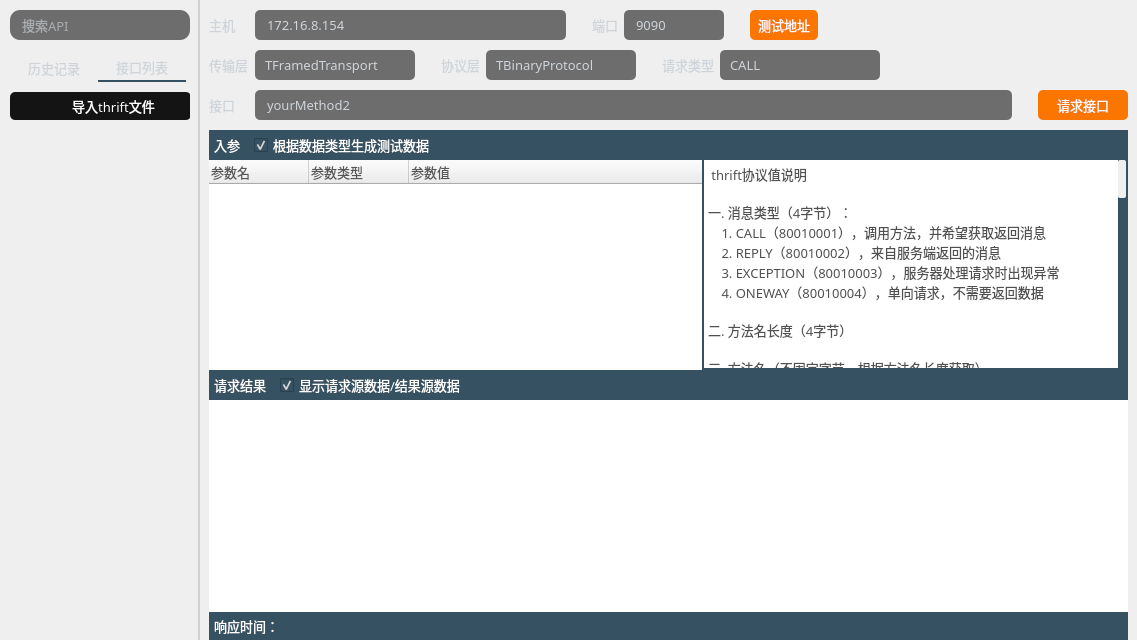
HuaGouFdog/Fdog-Kit, file thriftwidget.ui: the form before one commit.
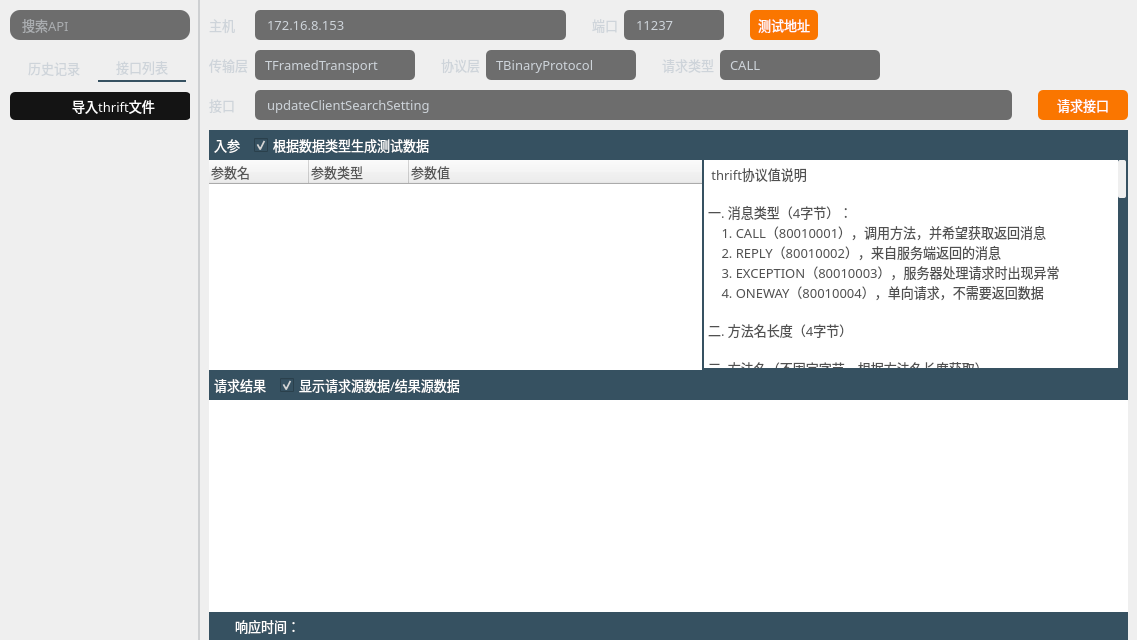
The form after the commit. Icons and pictures are not drawn.

Diff of the .ui file:
```diff
--- a/thriftwidget.ui
+++ b/thriftwidget.ui
@@ -533,7 +533,7 @@
 }</string>
            </property>
            <property name="text">
-            <string>172.16.8.154</string>
+            <string>172.16.8.153</string>
            </property>
            <property name="placeholderText">
             <string>172.16.8.154</string>
@@ -609,7 +609,7 @@
 }</string>
            </property>
            <property name="text">
-            <string>9090</string>
+            <string>11237</string>
            </property>
            <property name="placeholderText">
             <string>9090</string>
@@ -1043,7 +1043,7 @@
 }</string>
            </property>
            <property name="text">
-            <string>yourMethod2</string>
+            <string>updateClientSearchSetting </string>
            </property>
            <property name="placeholderText">
             <string>yourMethod2</string>
@@ -1920,17 +1920,50 @@
                  <number>0</number>
                 </property>
                 <property name="leftMargin">
-                 <number>0</number>
+                 <number>3</number>
                 </property>
                 <property name="topMargin">
-                 <number>0</number>
+                 <number>3</number>
                 </property>
                 <property name="rightMargin">
                  <number>0</number>
                 </property>
                 <property name="bottomMargin">
-                 <number>0</number>
+                 <number>3</number>
                 </property>
+                <item>
+                 <widget class="QLabel" name="label_req">
+                  <property name="font">
+                   <font>
+                    <family>OPPOSans B</family>
+                    <pointsize>10</pointsize>
+                    <stylestrategy>PreferAntialias</stylestrategy>
+                   </font>
+                  </property>
+                  <property name="styleSheet">
+                   <string notr="true"/>
+                  </property>
+                  <property name="text">
+                   <string/>
+                  </property>
+                 </widget>
+                </item>
+                <item>
+                 <spacer name="horizontalSpacer_7">
+                  <property name="orientation">
+                   <enum>Qt::Horizontal</enum>
+                  </property>
+                  <property name="sizeType">
+                   <enum>QSizePolicy::Fixed</enum>
+                  </property>
+                  <property name="sizeHint" stdset="0">
+                   <size>
+                    <width>10</width>
+                    <height>20</height>
+                   </size>
+                  </property>
+                 </spacer>
+                </item>
                 <item>
                  <widget class="QLabel" name="label_time">
                   <property name="minimumSize">
```
